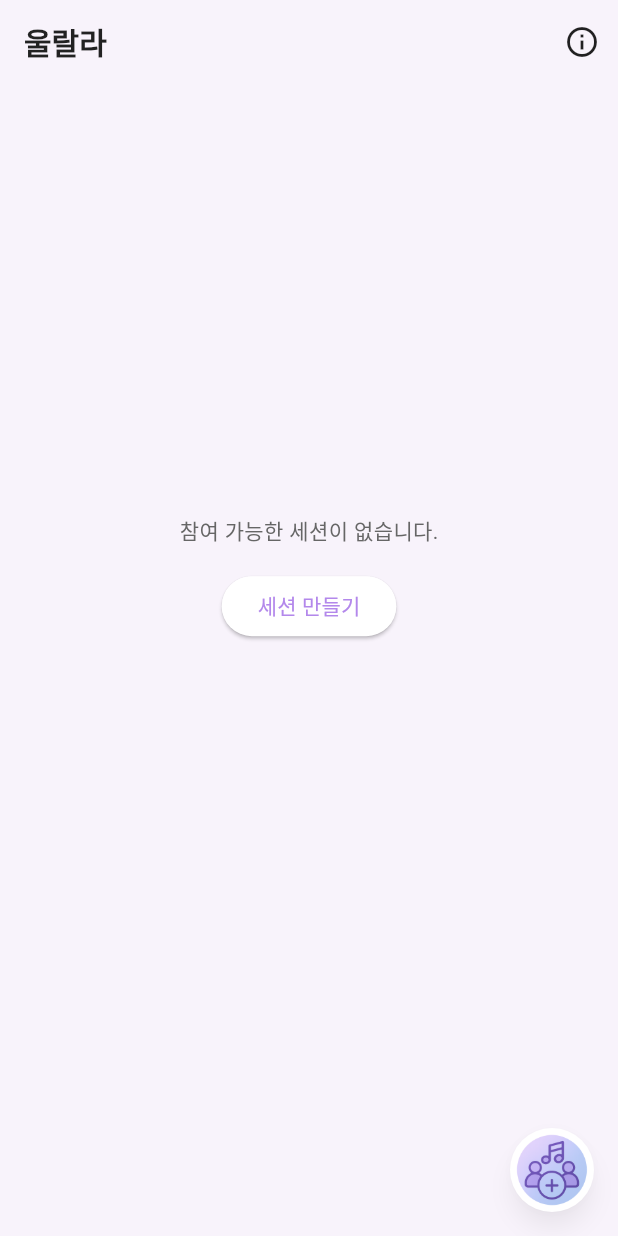
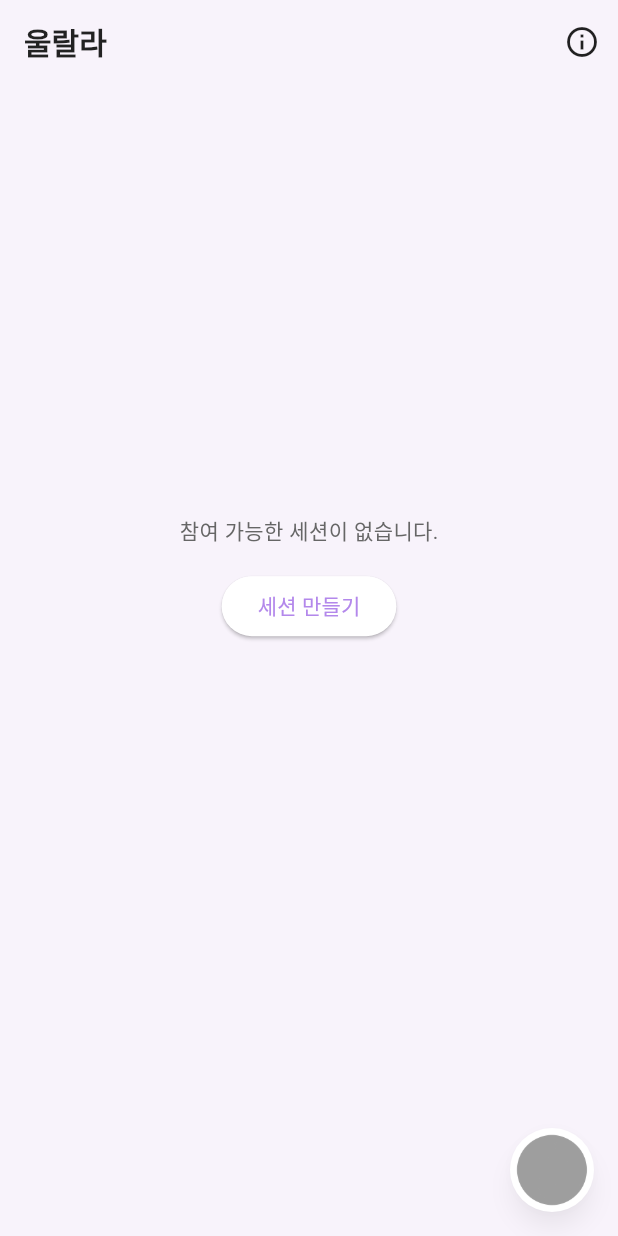
Before and after one commit to idlepoe/ulala_now2, a Flutter app: the screen it shows after launch, on a phone screen of 412 x 824 dp. Run offline on Flutter 3.47's test engine with Material 3 defaults, Android fonts, the phone set to English and light mode, and no system bars; our stand-ins replace cached_network_image, cloud_firestore, dio, firebase_auth, firebase_core, firebase_storage and 12 more; missing offline and left inert: flutter_web_frame, tutorial_coach_mark; accounts and stored records are empty; generated files the repository leaves out were written again; network calls fail; Roboto replaces fonts that are missing (MapoGoldenPier).

Commit message:
디자인 수정

```diff
--- a/lib/app/modules/home/views/home_view.dart
+++ b/lib/app/modules/home/views/home_view.dart
@@ -222,7 +222,11 @@ class HomeView extends GetView<HomeController> {
             shadowColor: shadowColor,
             shape: const CircleBorder(),
             child: InkWell(
-              onTap: () => controller.openCreateSessionSheet(context),
+              onTap:
+                  () =>
+                      controller.isLoading.value
+                          ? null
+                          : controller.openCreateSessionSheet(context),
               customBorder: const CircleBorder(),
               child: Ink(
                 decoration: BoxDecoration(
@@ -237,7 +241,10 @@ class HomeView extends GetView<HomeController> {
                     width: 56,
                     height: 56,
                     fit: BoxFit.contain,
-                    color: isDark ? Colors.white : null, // 필요 시 아이콘 색상 보정
+                    color:
+                        controller.isLoading.value
+                            ? Colors.grey
+                            : null, // 필요 시 아이콘 색상 보정
                   ),
                 ),
               ),
--- a/pubspec.yaml
+++ b/pubspec.yaml
@@ -44,6 +44,7 @@ dependencies:
   share_plus: ^11.0.0
   flutter_speed_dial: ^7.0.0
   tutorial_coach_mark: ^1.3.0
+  qr_flutter: ^4.1.0
 dev_dependencies:
   flutter_test:
     sdk: flutter
```
Also changed, not shown: lib/app/modules/session/views/session_view.dart (+60 -1 lines).
